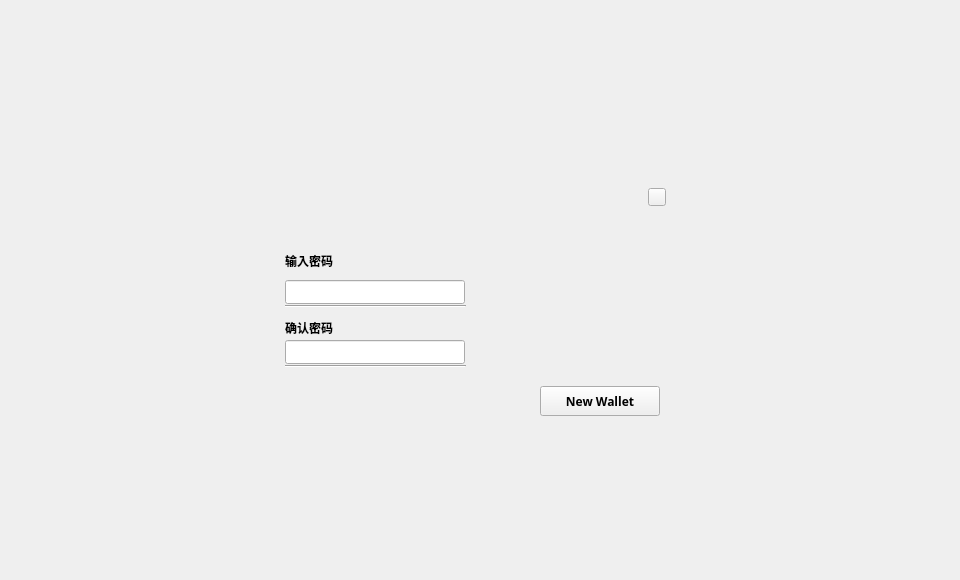
Old version of the form firstlogin.ui in the repository HcashOrg/hx-indicator.
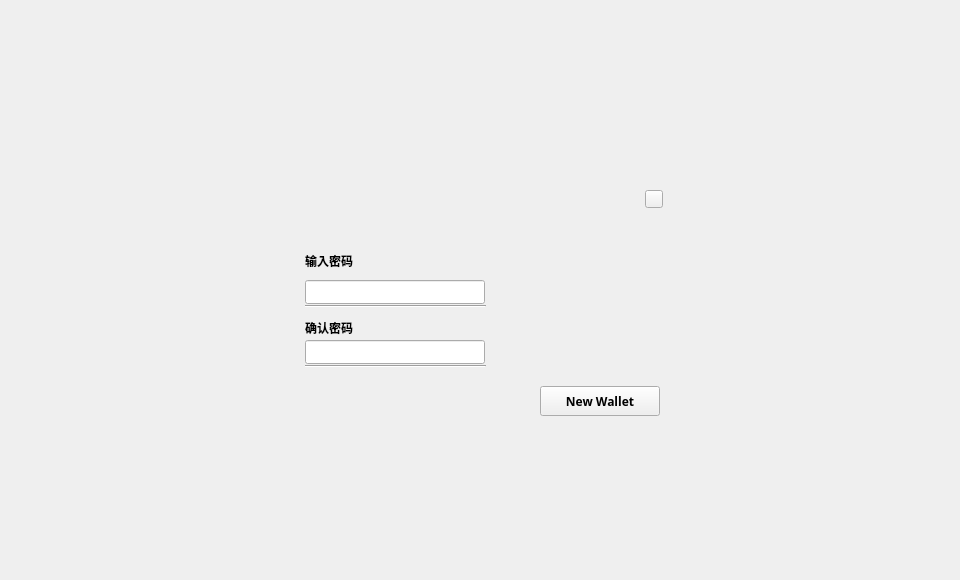
New version of the form.

What changed in the file:
```diff
--- a/firstlogin.ui
+++ b/firstlogin.ui
@@ -23,7 +23,7 @@
   <widget class="QLineEdit" name="pwdLineEdit2">
    <property name="geometry">
     <rect>
-     <x>285</x>
+     <x>305</x>
      <y>340</y>
      <width>180</width>
      <height>24</height>
@@ -77,8 +77,8 @@
   <widget class="QToolButton" name="closeBtn">
    <property name="geometry">
     <rect>
-     <x>648</x>
-     <y>188</y>
+     <x>645</x>
+     <y>190</y>
      <width>18</width>
      <height>18</height>
     </rect>
@@ -96,7 +96,7 @@
   <widget class="QLineEdit" name="pwdLineEdit">
    <property name="geometry">
     <rect>
-     <x>285</x>
+     <x>305</x>
      <y>280</y>
      <width>180</width>
      <height>24</height>
@@ -126,7 +126,7 @@
   <widget class="QLabel" name="label">
    <property name="geometry">
     <rect>
-     <x>285</x>
+     <x>305</x>
      <y>250</y>
      <width>200</width>
      <height>21</height>
@@ -142,7 +142,7 @@
   <widget class="QLabel" name="label2">
    <property name="geometry">
     <rect>
-     <x>285</x>
+     <x>305</x>
      <y>320</y>
      <width>200</width>
      <height>16</height>
@@ -158,7 +158,7 @@
   <widget class="QLabel" name="tipLabel">
    <property name="geometry">
     <rect>
-     <x>285</x>
+     <x>305</x>
      <y>370</y>
      <width>180</width>
      <height>20</height>
@@ -182,7 +182,7 @@
   <widget class="Line" name="line">
    <property name="geometry">
     <rect>
-     <x>285</x>
+     <x>305</x>
      <y>298</y>
      <width>181</width>
      <height>16</height>
@@ -195,7 +195,7 @@
   <widget class="Line" name="line_2">
    <property name="geometry">
     <rect>
-     <x>285</x>
+     <x>305</x>
      <y>358</y>
      <width>181</width>
      <height>16</height>
@@ -208,9 +208,9 @@
   <widget class="QLabel" name="welcome_label">
    <property name="geometry">
     <rect>
-     <x>285</x>
+     <x>305</x>
      <y>190</y>
-     <width>121</width>
+     <width>100</width>
      <height>45</height>
     </rect>
    </property>
```
